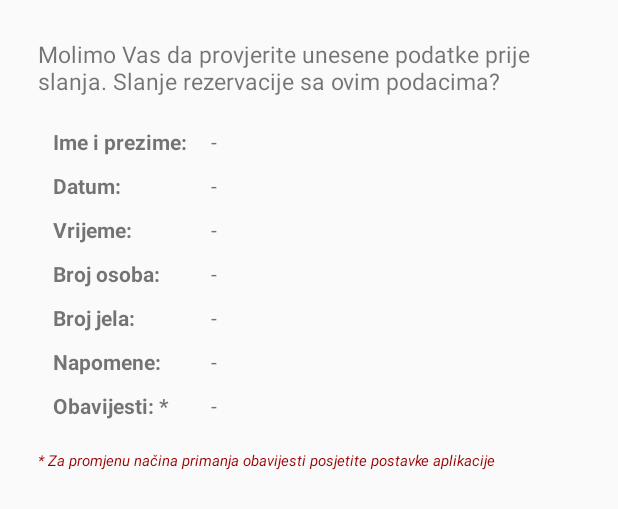
After one commit to MatijaSabo/Zlatna-Rezervacija, an Android app: the layout alert_create_reservation.xml on its own in the app's theme, with its tools: preview values and no code run, on a phone screen of 412 x 824 dp. The commit adds this screen. Shown: the top 509 px of the screen. Run offline under Robolectric (Android 15) with nearby library versions, the phone set to English and light mode, and no system bars.

Commit message:
Dorada alert dialoga
Dorada alert dialoga koji se prikazuje prije slanja rezervacije na
server

```diff
--- a/ZlatnaRezervacija/app/src/main/java/com/example/matija/zlatnarezervacija/MenuActivity.java
+++ b/ZlatnaRezervacija/app/src/main/java/com/example/matija/zlatnarezervacija/MenuActivity.java
@@ -1,7 +1,5 @@
 package com.example.matija.zlatnarezervacija;
 
-import android.app.ProgressDialog;
-import android.content.Context;
 import android.content.DialogInterface;
 import android.content.Intent;
 import android.net.ConnectivityManager;
@@ -20,10 +18,6 @@ import android.widget.TextView;
 import android.widget.Toast;
 
 import com.example.map.MapFragmentActivity;
-import com.example.webservice.DataLoader;
-import com.example.webservice.WsDataRegistrationLoader;
-
-import static android.R.id.progress;
 
 public class MenuActivity extends AppCompatActivity {
 
--- /dev/null
+++ b/ZlatnaRezervacija/app/src/main/res/layout/alert_create_reservation.xml
@@ -0,0 +1,185 @@
+<?xml version="1.0" encoding="utf-8"?>
+<ScrollView xmlns:android="http://schemas.android.com/apk/res/android"
+    android:layout_width="match_parent"
+    android:layout_height="wrap_content"
+    android:id="@+id/alert_view"
+    android:padding="25dp">
+
+    <LinearLayout
+        android:layout_width="match_parent"
+        android:layout_height="wrap_content"
+        android:orientation="vertical">
+
+        <TextView
+            android:layout_width="match_parent"
+            android:layout_height="wrap_content"
+            android:text="Molimo Vas da provjerite unesene podatke prije slanja. Slanje rezervacije sa ovim podacima?"
+            android:textSize="15sp"
+            android:layout_marginBottom="10dp"/>
+
+        <LinearLayout
+            android:layout_marginLeft="10dp"
+            android:layout_marginRight="10dp"
+            android:layout_marginTop="10dp"
+            android:layout_width="match_parent"
+            android:layout_height="wrap_content"
+            android:orientation="horizontal">
+
+            <TextView
+                android:layout_width="100dp"
+                android:layout_height="wrap_content"
+                android:text="Ime i prezime: "
+                android:textStyle="bold"/>
+
+            <TextView
+                android:layout_width="wrap_content"
+                android:layout_height="wrap_content"
+                android:id="@+id/alert_person_name"
+                android:text="-"
+                android:paddingLeft="5dp"/>
+        </LinearLayout>
+
+        <LinearLayout
+            android:layout_marginLeft="10dp"
+            android:layout_marginRight="10dp"
+            android:layout_marginTop="10dp"
+            android:layout_width="match_parent"
+            android:layout_height="wrap_content"
+            android:orientation="horizontal">
+
+            <TextView
+                android:layout_width="100dp"
+                android:layout_height="wrap_content"
+                android:text="Datum: "
+                android:textStyle="bold"/>
+
+            <TextView
+                android:layout_width="wrap_content"
+                android:layout_height="wrap_content"
+                android:id="@+id/alert_date"
+                android:text="-"
+                android:paddingLeft="5dp"/>
+        </LinearLayout>
+
+        <LinearLayout
+            android:layout_marginLeft="10dp"
+            android:layout_marginRight="10dp"
+            android:layout_marginTop="10dp"
+            android:layout_width="match_parent"
+            android:layout_height="wrap_content"
+            android:orientation="horizontal">
+
+            <TextView
+                android:layout_width="100dp"
+                android:layout_height="wrap_content"
+                android:text="Vrijeme: "
+                android:textStyle="bold"/>
+
+            <TextView
+                android:layout_width="wrap_content"
+                android:layout_height="wrap_content"
+                android:id="@+id/alert_time"
+                android:text="-"
+                android:paddingLeft="5dp"/>
+        </LinearLayout>
+
+        <LinearLayout
+            android:layout_marginLeft="10dp"
+            android:layout_marginRight="10dp"
+            android:layout_marginTop="10dp"
+            android:layout_width="match_parent"
+            android:layout_height="wrap_content"
+            android:orientation="horizontal">
+
+            <TextView
+                android:layout_width="100dp"
+                android:layout_height="wrap_content"
+                android:text="Broj osoba: "
+                android:textStyle="bold"/>
+
+            <TextView
+                android:layout_width="wrap_content"
+                android:layout_height="wrap_content"
+                android:id="@+id/alert_persons"
+                android:text="-"
+                android:paddingLeft="5dp"/>
+        </LinearLayout>
+
+        <LinearLayout
+            android:layout_marginLeft="10dp"
+            android:layout_marginRight="10dp"
+            android:layout_marginTop="10dp"
+            android:layout_width="match_parent"
+            android:layout_height="wrap_content"
+            android:orientation="horizontal">
+
+            <TextView
+                android:layout_width="100dp"
+                android:layout_height="wrap_content"
+                android:text="Broj jela: "
+                android:textStyle="bold"/>
+
+            <TextView
+                android:layout_width="wrap_content"
+                android:layout_height="wrap_content"
+                android:id="@+id/alert_meals"
+                android:text="-"
+                android:paddingLeft="5dp"/>
+        </LinearLayout>
+
+        <LinearLayout
+            android:layout_marginLeft="10dp"
+            android:layout_marginRight="10dp"
+            android:layout_marginTop="10dp"
+            android:layout_width="match_parent"
+            android:layout_height="wrap_content"
+            android:orientation="horizontal">
+
+            <TextView
+                android:layout_width="100dp"
+                android:layout_height="wrap_content"
+                android:text="Napomene: "
+                android:textStyle="bold"/>
+
+            <TextView
+                android:layout_width="wrap_content"
+                android:layout_height="wrap_content"
+                android:id="@+id/alert_remark"
+                android:text="-"
+                android:paddingLeft="5dp"/>
+        </LinearLayout>
+
+        <LinearLayout
+            android:layout_marginLeft="10dp"
+            android:layout_marginRight="10dp"
+            android:layout_marginTop="10dp"
+            android:layout_width="match_parent"
+            android:layout_height="wrap_content"
+            android:orientation="horizontal">
+
+            <TextView
+                android:layout_width="100dp"
+                android:layout_height="wrap_content"
+                android:text="Obavijesti: *"
+                android:textStyle="bold"/>
+
+            <TextView
+                android:layout_width="wrap_content"
+                android:layout_height="wrap_content"
+                android:id="@+id/alert_notifications"
+                android:text="-"
+                android:paddingLeft="5dp"/>
+        </LinearLayout>
+
+        <TextView
+            android:layout_width="wrap_content"
+            android:layout_height="wrap_content"
+            android:layout_marginTop="20dp"
+            android:text="* Za promjenu načina primanja obavijesti posjetite postavke aplikacije"
+            android:textStyle="italic"
+            android:textSize="10dp"
+            android:textColor="@color/errorColor"/>
+
+    </LinearLayout>
+
+</ScrollView>
```
